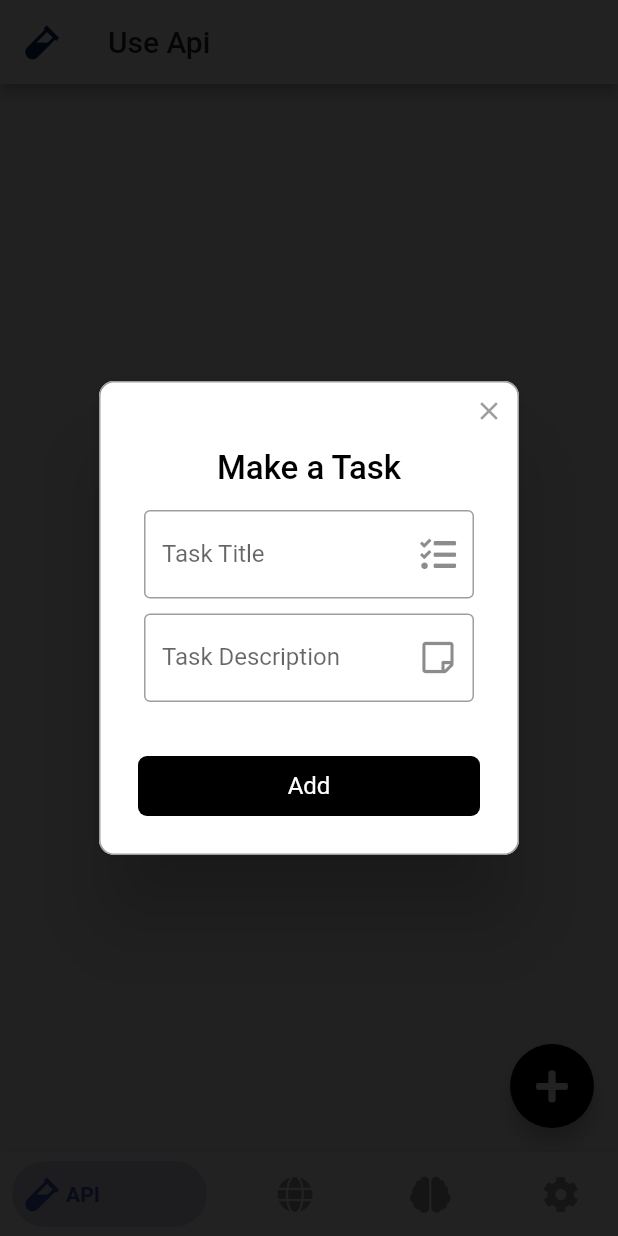
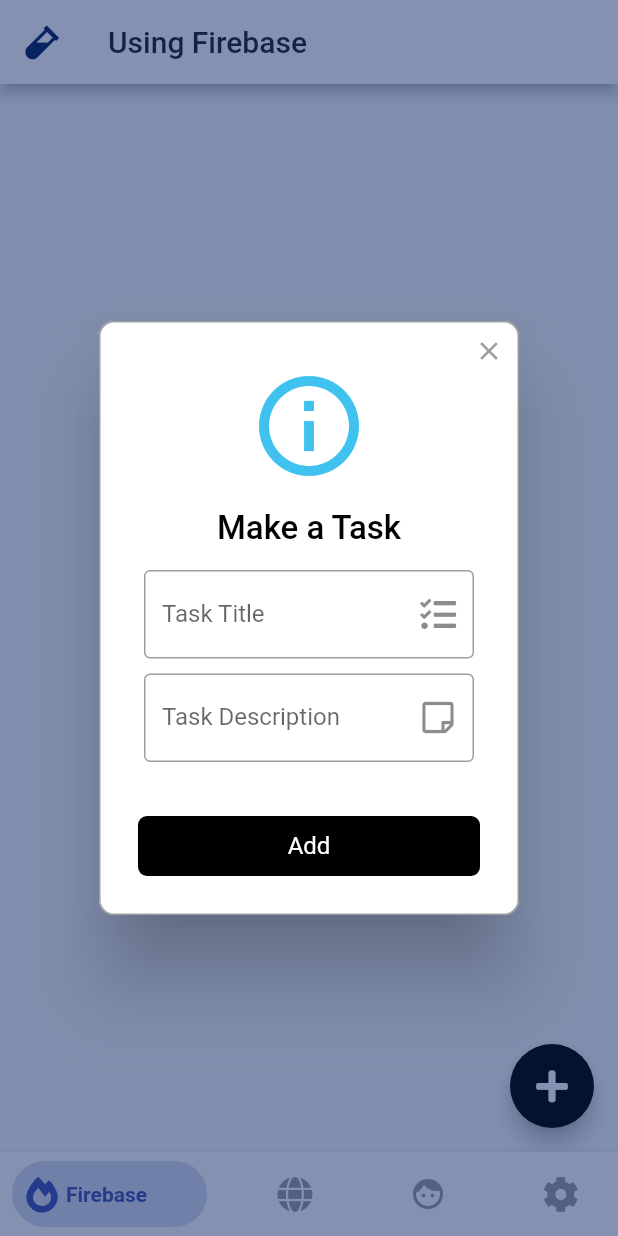
Before and after one commit to farhatamiine/flutter-school-project, a Flutter app: the screen it shows once a user with an empty profile is signed in, after a tap on an icon or button, on a phone screen of 412 x 824 dp. Run offline on Flutter 3.47's test engine with Material 2 defaults, Android fonts, the phone set to English and light mode, and no system bars; drawn by our look-alikes of bottom_navy_bar, rflutter_alert; our stand-ins replace cloud_firestore, firebase_auth, flutter_speed_dial, flutter_spinkit, font_awesome_flutter, image_picker; missing offline and left inert: day_night_switch, firebase_ml_vision; accounts and stored records are empty.

Commit message:
Fixing Bugs 🐛🐛

```diff
--- a/lib/pages/Ai.dart
+++ b/lib/pages/Ai.dart
@@ -2,6 +2,8 @@ import 'dart:io';
 import 'dart:ui' as ui;
 import 'package:firebase_ml_vision/firebase_ml_vision.dart';
 import 'package:flutter/material.dart';
+import 'package:flutter_speed_dial/flutter_speed_dial.dart';
+import 'package:flutter_spinkit/flutter_spinkit.dart';
 import 'package:font_awesome_flutter/font_awesome_flutter.dart';
 import 'package:image_picker/image_picker.dart';
 import '../utils/FacePainter.dart';
@@ -13,6 +15,7 @@ class AiPage extends StatefulWidget {
 
 class _AiPageState extends State<AiPage> {
   bool loading = true;
+  bool processImage = false;
   ui.Image imageToPaint;
   List<Face> _faces;
 
@@ -21,10 +24,14 @@ class _AiPageState extends State<AiPage> {
     return await decodeImageFromList(data);
   }
 
-  void _imageVisionWithDetection() async {
+  void _imageVisionWithDetection(ImageSource imageSource) async {
+    setState(() {
+      processImage = true;
+    });
+
     //? Get Image From the Gallery
     final imageFile = await ImagePicker.pickImage(
-      source: ImageSource.gallery,
+      source: imageSource,
     );
 
     //? Pass the image to FirebaseVisionImage
@@ -39,6 +46,7 @@ class _AiPageState extends State<AiPage> {
     imageToPaint = await _loadImage(imageFile);
 
     setState(() {
+      processImage = false;
       _faces = faces;
       loading = false;
     });
@@ -53,23 +61,65 @@ class _AiPageState extends State<AiPage> {
         ),
         body: Center(
           child: loading
-            ? Text("Press to select an Image")
+              ? Column(
+                  crossAxisAlignment: CrossAxisAlignment.center,
+                  mainAxisAlignment: MainAxisAlignment.center,
+                  children: <Widget>[
+                    Icon(
+                      FontAwesomeIcons.images,
+                      size: 30.0,
+                    ),
+                    SizedBox(
+                      height: 20.0,
+                    ),
+                    processImage
+                        ? SpinKitCircle(
+                            size: 30,
+                            color: Color(0xff5c6bc0),
+                          )
+                        : Text(
+                            "Select Image Source to begin",
+                            style: TextStyle(fontWeight: FontWeight.bold),
+                          )
+                  ],
+                )
               : FittedBox(
                   fit: BoxFit.cover,
-                child: SizedBox(
+                  child: processImage
+                      ? SpinKitCircle(
+                          size: 30,
+                          color: Color(0xff5c6bc0),
+                        )
+                      : SizedBox(
                           width: imageToPaint.width.toDouble(),
                           height: imageToPaint.height.toDouble(),
                           child: FacePaint(
                             painter: SmilePainter(imageToPaint, _faces),
+                          )),
                 ),
         ),
+        floatingActionButton: SpeedDial(
+          animatedIcon: AnimatedIcons.menu_home,
+          animatedIconTheme: IconThemeData(size: 22.0),
+          closeManually: false,
+          curve: Curves.bounceIn,
+          overlayColor: Colors.black,
+          overlayOpacity: 0.5,
+          children: [
+            SpeedDialChild(
+                child: Icon(Icons.image),
+                backgroundColor: Color(0xff5c6bc0),
+                label: 'Gallery',
+                labelStyle: TextStyle(fontSize: 18.0, color: Colors.black),
+                onTap: () => _imageVisionWithDetection(ImageSource.gallery)),
+            SpeedDialChild(
+              child: Icon(Icons.photo_camera),
+              backgroundColor: Color(0xff5c6bc0),
+              label: 'Camera',
+              labelStyle: TextStyle(fontSize: 18.0, color: Colors.black),
+              onTap: () => _imageVisionWithDetection(ImageSource.camera),
             ),
-      ),
-      floatingActionButton: FloatingActionButton(
-        tooltip: 'Pick an Image',
-        onPressed: _imageVisionWithDetection,
-        child: Icon(FontAwesomeIcons.camera),
-      ),
-    );
+          ],
+        ));
   }
 }
--- a/lib/pages/HomePage.dart
+++ b/lib/pages/HomePage.dart
@@ -18,7 +18,7 @@ class _ApiPageState extends State<ApiPage> {
   Widget build(BuildContext context) {
     return Scaffold(
       appBar: AppBar(
-        title: Text("Use Api"),
+        title: Text("Using Firebase"),
         leading: Icon(FontAwesomeIcons.vial),
       ),
       body: Center(
@@ -67,6 +67,12 @@ class _ApiPageState extends State<ApiPage> {
 
   _showDialog() async {
     Alert(
+        style: AlertStyle(
+          overlayColor: Color.fromRGBO(8, 35, 97, 0.5),
+          animationType: AnimationType.grow,
+          constraints: BoxConstraints.expand(),
+        ),
+        type: AlertType.info,
         context: context,
         title: "Make a Task",
         content: Padding(
--- a/lib/pages/LoginPage.dart
+++ b/lib/pages/LoginPage.dart
@@ -1,3 +1,5 @@
+import 'dart:developer';
+
 import 'package:Flutter_Showcase/Models/LoginModel.dart';
 import 'package:flutter/material.dart';
 import 'package:flutter_spinkit/flutter_spinkit.dart';
@@ -92,7 +94,8 @@ class _LoginPageState extends State<LoginPage> {
               user.status == Status.Authenticating
                   ? Center(
                       child: SpinKitCubeGrid(
-                      size: 20,
+                      color: Color(0xff013C93),
+                      size: 35,
                     ))
                   : Padding(
                       padding: const EdgeInsets.symmetric(horizontal: 16.0),
@@ -106,9 +109,7 @@ class _LoginPageState extends State<LoginPage> {
                               if (_formKey.currentState.validate()) {
                                 if (!await user.signIn(
                                     _email.text, _password.text))
-                                  _key.currentState.showSnackBar(SnackBar(
-                                    content: Text("Something is wrong"),
-                                  ));
+                                  log("Something wrong");
                               }
                             }
                           },
--- a/lib/pages/SecondPage.dart
+++ b/lib/pages/SecondPage.dart
@@ -21,7 +21,10 @@ class SecondPage extends StatelessWidget {
             children: <Widget>[
               RichText(
                 textAlign: TextAlign.center,
-                text: TextSpan(text: description),
+                text: TextSpan(
+                  text: description,
+                  style: TextStyle(color: Colors.black),
+                ),
                 softWrap: true,
               ),
               SizedBox(height: 10.0),
--- a/lib/utils/CustomCard.dart
+++ b/lib/utils/CustomCard.dart
@@ -28,7 +28,7 @@ class CustomCard extends StatelessWidget {
               right: new BorderSide(width: 1.0, color: Colors.white24),
             ),
           ),
-          child: Icon(Icons.event_note, color: Colors.white),
+          child: Icon(Icons.check, color: Colors.lightGreen),
         ),
         title: Text(
           "Title : " + title,
--- a/lib/utils/bottomNavigationItem.dart
+++ b/lib/utils/bottomNavigationItem.dart
@@ -4,8 +4,8 @@ import 'package:font_awesome_flutter/font_awesome_flutter.dart';
 
 List<BottomNavyBarItem> itemsBar = [
   BottomNavyBarItem(
-    icon: Icon(FontAwesomeIcons.vial),
-    title: Text('API'),
+    icon: Icon(FontAwesomeIcons.fireAlt),
+    title: Text('Firebase'),
     activeColor: Color(0xFF3f51b5),
     inactiveColor: Color(0xff9e9e9e),
   ),
@@ -16,8 +16,8 @@ List<BottomNavyBarItem> itemsBar = [
     inactiveColor: Color(0xff9e9e9e),
   ),
   BottomNavyBarItem(
-    icon: Icon(FontAwesomeIcons.brain),
-    title: Text('AI'),
+    icon: Icon(Icons.face),
+    title: Text('Faces(AI)'),
     activeColor: Color(0xFF3f51b5),
     inactiveColor: Color(0xff9e9e9e),
   ),
--- a/pubspec.yaml
+++ b/pubspec.yaml
@@ -20,6 +20,7 @@ dependencies:
   flutter_spinkit: ^4.1.1+1
   image_picker: ^0.6.3+1
   firebase_ml_vision: ^0.9.3+5
+  flutter_speed_dial: ^1.2.5
 
 dev_dependencies:
   flutter_test:
```
Also changed, not shown: pubspec.lock. Lines whose indentation alone changed are shown as unchanged.
